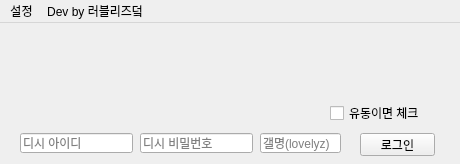
Before: the Qt Designer form main.ui in hi-butterfly/sminghae, drawn with Qt 5.
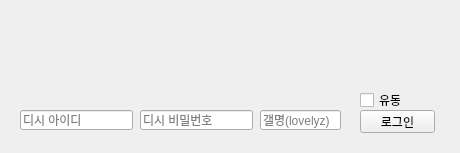
After: the same form once the commit is applied. Icons and pictures are not drawn.

The edit to the form file:
```diff
--- a/main.ui
+++ b/main.ui
@@ -13,7 +13,7 @@
     <x>0</x>
     <y>0</y>
     <width>460</width>
-    <height>164</height>
+    <height>153</height>
    </rect>
   </property>
   <property name="sizePolicy">
@@ -285,41 +285,17 @@
    <widget class="QCheckBox" name="chk">
     <property name="geometry">
      <rect>
-      <x>330</x>
-      <y>80</y>
-      <width>101</width>
+      <x>360</x>
+      <y>90</y>
+      <width>41</width>
       <height>20</height>
      </rect>
     </property>
     <property name="text">
-     <string>유동이면 체크</string>
+     <string>유동</string>
     </property>
    </widget>
   </widget>
-  <widget class="QMenuBar" name="menuBar">
-   <property name="geometry">
-    <rect>
-     <x>0</x>
-     <y>0</y>
-     <width>460</width>
-     <height>21</height>
-    </rect>
-   </property>
-   <widget class="QMenu" name="menu">
-    <property name="title">
-     <string>설정</string>
-    </property>
-    <addaction name="action"/>
-    <addaction name="action_2"/>
-   </widget>
-   <widget class="QMenu" name="menuDev_by_b_b">
-    <property name="title">
-     <string>Dev by 러블리즈덬</string>
-    </property>
-   </widget>
-   <addaction name="menu"/>
-   <addaction name="menuDev_by_b_b"/>
-  </widget>
   <action name="action">
    <property name="text">
     <string>설정</string>
```
